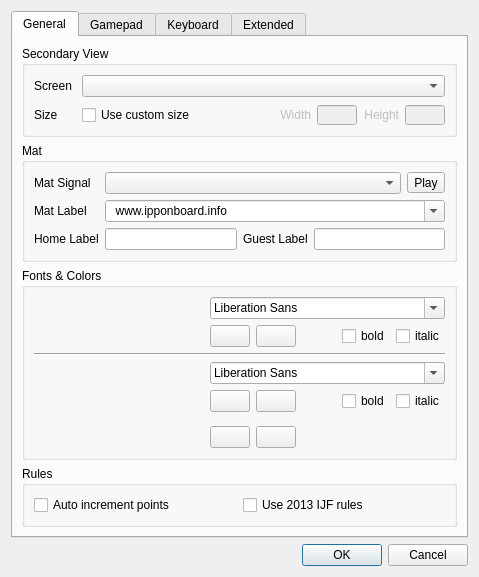
fmuecke/Ipponboard, file base/SettingsDlg.ui: the form before one commit.
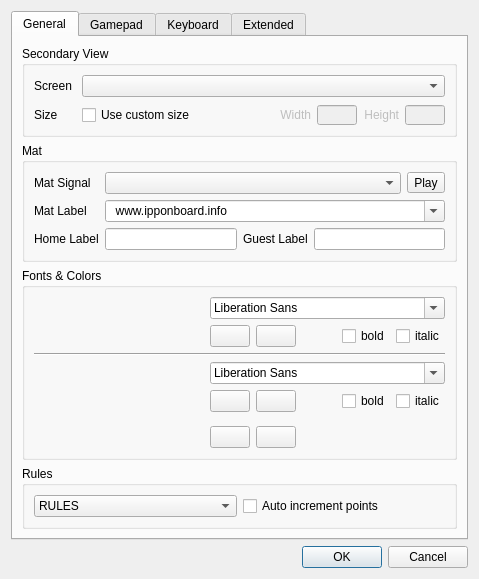
The form after the commit. Icons and pictures are not drawn. Custom widgets are drawn as their Qt base class.

Commit message: team ed: prepared new rules modes

What changed in the file:
```diff
--- a/base/SettingsDlg.ui
+++ b/base/SettingsDlg.ui
@@ -728,6 +728,18 @@
           <string>Rules</string>
          </property>
          <layout class="QHBoxLayout" name="horizontalLayout_4" stretch="1,1">
+          <item>
+           <widget class="QComboBox" name="comboBox_rules">
+            <property name="toolTip">
+             <string>The current set of rules</string>
+            </property>
+            <item>
+             <property name="text">
+              <string>RULES</string>
+             </property>
+            </item>
+           </widget>
+          </item>
           <item>
            <widget class="QCheckBox" name="checkBox_increment_points">
             <property name="toolTip">
@@ -738,19 +750,6 @@
             </property>
            </widget>
           </item>
-          <item>
-           <widget class="QCheckBox" name="checkBox_rules_2013">
-            <property name="enabled">
-             <bool>true</bool>
-            </property>
-            <property name="toolTip">
-             <string>Use the new IJF rules of 2013</string>
-            </property>
-            <property name="text">
-             <string>Use 2013 IJF rules</string>
-            </property>
-           </widget>
-          </item>
          </layout>
         </widget>
        </item>
```
Left out of the diff: 1 changed line with no effect on the pictures. The commit also changes 14 other files.
